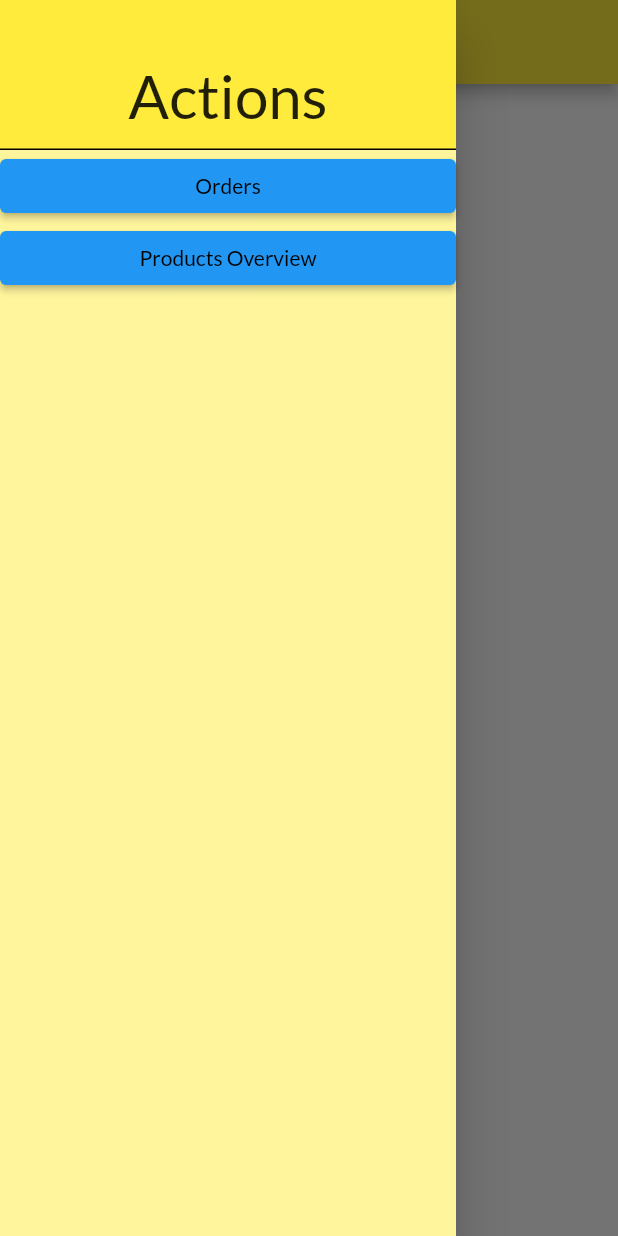
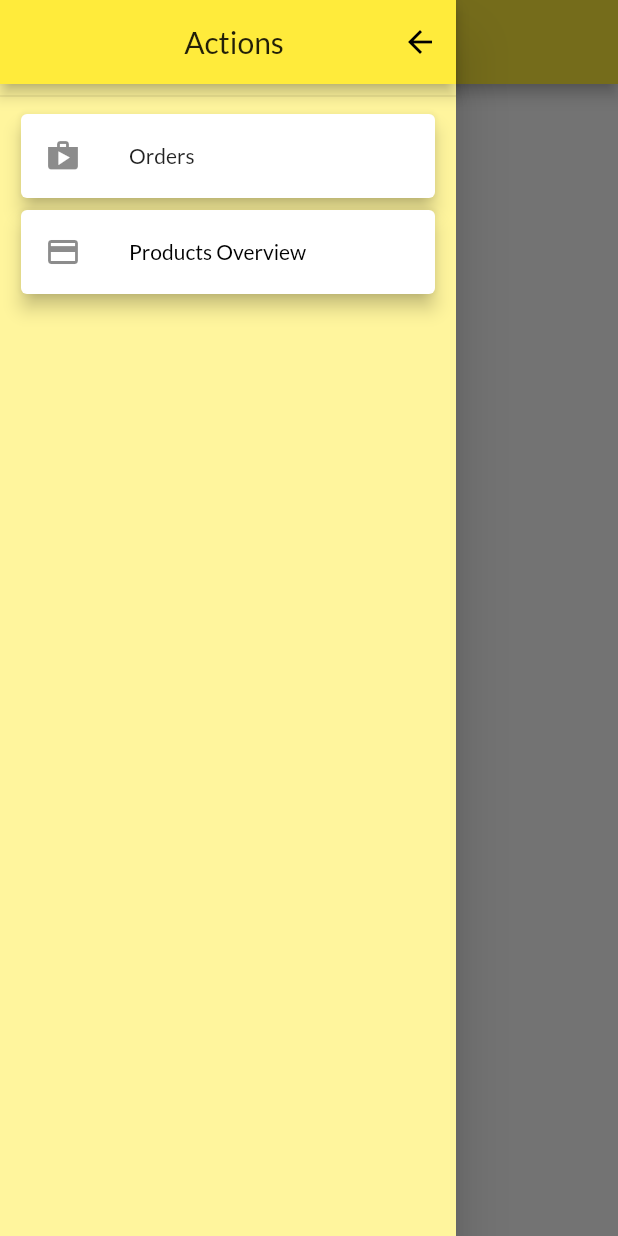
Before and after one commit to RAndrewKoch/shop_app, a Flutter app: the OrdersScreen screen opened by its route, with the side drawer open, on a phone screen of 412 x 824 dp. Run offline on Flutter 3.47's test engine with Material 2 defaults, Android fonts, the phone set to English and light mode, and no system bars; network calls fail.

```diff
--- a/lib/screens/orders_screen.dart
+++ b/lib/screens/orders_screen.dart
@@ -2,9 +2,7 @@ import 'package:flutter/material.dart';
 import 'package:provider/provider.dart';
 import 'package:shop_app/widgets/side_drawer.dart';
 
-
 import '../providers/orders.dart';
-import '../screens/products_overview_screen.dart';
 import '../widgets/order_item_display.dart';
 
 class OrdersScreen extends StatelessWidget {
@@ -18,11 +16,15 @@ class OrdersScreen extends StatelessWidget {
       appBar: AppBar(
         title: Text("Your Orders"),
       ),
-      body: ListView.builder(
-        itemCount: orderData.orders.length,
-        itemBuilder: ((context, i) =>
-            OrderItemDisplay(orderItem: orderData.orders[i])),
-      ),
+      body: orderData.orders.length == 0
+          ? Center(
+              child: Text("Sorry, no orders have been sent!"),
+            )
+          : ListView.builder(
+              itemCount: orderData.orders.length,
+              itemBuilder: ((context, i) =>
+                  OrderItemDisplay(orderItem: orderData.orders[i])),
+            ),
       drawer: SideDrawer(),
     );
   }
--- a/lib/widgets/side_drawer.dart
+++ b/lib/widgets/side_drawer.dart
@@ -11,38 +11,52 @@ class SideDrawer extends StatelessWidget {
         color: Theme.of(context).backgroundColor,
         child: Column(
           children: [
+            AppBar(
+              leading: Container(),
+              title: Center(child: Text("Actions"),),
+              automaticallyImplyLeading: false,
+              actions: [
+                BackButton(),
+              ],
+            ),
+            Divider(),
+
+            // Container(
+            //   decoration: BoxDecoration(color: Theme.of(context).primaryColor, border: Border(bottom: BorderSide(),),),
+            //   height: 100,
+            //   child: Center(
+            //     child: Text('Actions', style: TextStyle(fontSize: 40),),
+            //   ),
+            //   padding: EdgeInsets.only(top: 30),
+            // ),
             Container(
-              decoration: BoxDecoration(color: Theme.of(context).primaryColor, border: Border(bottom: BorderSide(),),),
-              height: 100,
-              child: Center(
-                child: Text('Actions', style: TextStyle(fontSize: 40),),
-              ),
-              padding: EdgeInsets.only(top: 30),
-            ),
-            Container(
-              height: 400,
+              margin: EdgeInsets.symmetric(vertical: 0),
+              padding: EdgeInsets.symmetric(vertical: 0, horizontal: 10),
+              height: MediaQuery.of(context).size.height * .8,
               child: ListView(
+                padding: EdgeInsets.all(0),
                 children: [
-                  ElevatedButton(
-                    style: ElevatedButton.styleFrom(
-                      primary: Colors.blue,
-                    ),
-                    onPressed: () => Navigator.of(context)
-                        .pushReplacementNamed(OrdersScreen.routeName),
-                    child: Text(
-                      "Orders",
-                      style: TextStyle(color: Colors.black),
+                  Card(
+                    elevation: 5,
+                    child: ListTile(
+                      leading: Icon(Icons.shop),
+                      onTap: () => Navigator.of(context)
+                          .pushReplacementNamed(OrdersScreen.routeName),
+                      title: Text(
+                        "Orders",
+                      ),
                     ),
                   ),
-                  ElevatedButton(
-                    style: ElevatedButton.styleFrom(
-                      primary: Colors.blue,
-                    ),
-                    onPressed: () => Navigator.of(context)
-                        .pushReplacementNamed(ProductsOverviewScreen.routeName),
-                    child: Text(
-                      "Products Overview",
-                      style: TextStyle(color: Colors.black),
+                  Card(
+                    elevation: 5,
+                    child: ListTile(
+                      leading: Icon(Icons.payment),
+                      onTap: () => Navigator.of(context)
+                          .pushReplacementNamed(ProductsOverviewScreen.routeName),
+                      title: Text(
+                        "Products Overview",
+                        style: TextStyle(color: Colors.black),
+                      ),
                     ),
                   )
                 ],
```
Also changed, not shown: lib/widgets/order_item_display.dart (+50 -5 lines).
